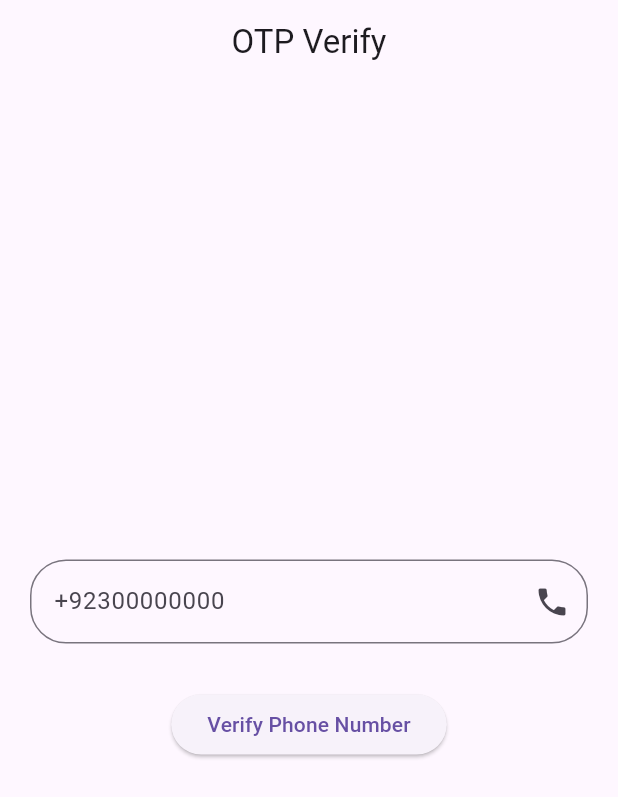
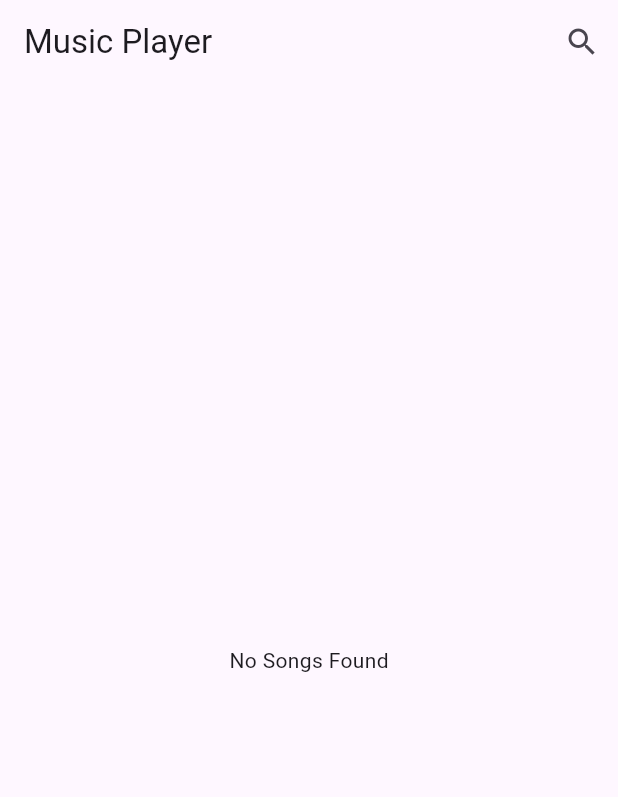
Before and after one commit to thenumanahmed/logic_loomer_internship, a Flutter app: the screen it shows after launch, on a phone screen of 412 x 824 dp. Shown: the top 797 px of the screen. Run offline on Flutter 3.47's test engine with Material 3 defaults, Android fonts, the phone set to English and light mode, and no system bars; our stand-ins replace firebase_core, just_audio, just_audio_background, on_audio_query, permission_handler; accounts and stored records are empty.

Commit message:
audio player

```diff
--- /dev/null
+++ b/lib/all_songs_screen.dart
@@ -0,0 +1,125 @@
+import 'dart:developer';
+
+import 'package:flutter/material.dart';
+import 'package:internship_task/now_playing.dart';
+import 'package:internship_task/provider/song_model_provider.dart';
+import 'package:just_audio/just_audio.dart';
+import 'package:on_audio_query/on_audio_query.dart';
+import 'package:permission_handler/permission_handler.dart';
+import 'package:provider/provider.dart';
+
+class AllSongsScreen extends StatefulWidget {
+  const AllSongsScreen({super.key});
+
+  @override
+  State<AllSongsScreen> createState() => _AllSongsScreenState();
+}
+
+class _AllSongsScreenState extends State<AllSongsScreen> {
+  OnAudioQuery audioQuery = OnAudioQuery();
+  final AudioPlayer _audioPlayer = AudioPlayer();
+  List<SongModel> allSongs = [];
+
+  playSong(String? uri) {
+    log("playeing");
+    try {
+      _audioPlayer.setAudioSource(AudioSource.uri(Uri.parse(uri!)));
+      _audioPlayer.play();
+    } catch (ex) {
+      log("Error: $ex");
+    }
+  }
+
+  @override
+  void initState() {
+    super.initState();
+    requestPermission();
+  }
+
+  void requestPermission() {
+    Permission.storage.request();
+  }
+
+  @override
+  Widget build(BuildContext context) {
+    return Scaffold(
+      appBar: AppBar(
+        title: const Text("Music Player"),
+        actions: [IconButton(onPressed: () {}, icon: const Icon(Icons.search))],
+      ),
+      body: FutureBuilder<List<SongModel>>(
+          future: audioQuery.querySongs(
+              sortType: null,
+              orderType: OrderType.ASC_OR_SMALLER,
+              ignoreCase: true,
+              uriType: UriType.EXTERNAL),
+          builder: (context, item) {
+            if (item.data == null) {
+              return const Center(child: CircularProgressIndicator());
+            }
+            if (item.data!.isEmpty) {
+              return const Center(child: Text("No Songs Found"));
+            }
+            return Stack(
+              children: [
+                ListView.builder(
+                  padding: const EdgeInsets.fromLTRB(0, 0, 0, 60),
+                  itemCount: item.data?.length,
+                  itemBuilder: (context, index) {
+                    allSongs.addAll(item.data!);
+                    return ListTile(
+                        title: Text(item.data![index].displayNameWOExt),
+                        leading: QueryArtworkWidget(
+                          id: item.data![index].id,
+                          type: ArtworkType.AUDIO,
+                          nullArtworkWidget: const Icon(Icons.music_note),
+                        ),
+                        subtitle: Text("${item.data![index].artist}"),
+                        trailing: const Icon(Icons.more_horiz),
+                        onTap: () {
+                          context
+                              .read<SongModelProvider>()
+                              .setId(item.data![index].id);
+                          Navigator.push(
+                            context,
+                            MaterialPageRoute(
+                              builder: (context) => NowPlaying(
+                                songModelsList: [item.data![index]],
+                                audioPlayer: _audioPlayer,
+                              ),
+                            ),
+                          );
+                        }
+                        // playSong("${item.data![index].uri}"),
+                        );
+                  },
+                ),
+                Align(
+                  alignment: Alignment.bottomRight,
+                  child: Container(
+                    margin: const EdgeInsets.fromLTRB(0, 0, 15, 15),
+                    child: GestureDetector(
+                      onTap: () {
+                         Navigator.push(
+                            context,
+                            MaterialPageRoute(
+                              builder: (context) => NowPlaying(
+                                songModelsList: allSongs,
+                                audioPlayer: _audioPlayer,
+                              ),
+                            ),
+                          );
+                      },
+                      child: const CircleAvatar(
+                        radius: 30,
+                        child: Icon(Icons.play_arrow),
+                      ),
+                    ),
+                  ),
+                )
+              ],
+            );
+          }),
+    );
+  }
+}
--- a/lib/login_page.dart
+++ /dev/null
@@ -1,65 +0,0 @@
-import 'package:firebase_auth/firebase_auth.dart';
-import 'package:flutter/material.dart';
-import 'package:internship_task/otp_screen.dart';
-
-class LoginScreen extends StatefulWidget {
-  const LoginScreen({super.key});
-
-  @override
-  State<LoginScreen> createState() => _LoginScreenState();
-}
-
-class _LoginScreenState extends State<LoginScreen> {
-  TextEditingController phoneNoController = TextEditingController();
-
-  @override
-  Widget build(BuildContext context) {
-    return Scaffold(
-      appBar: AppBar(
-        title: const Text("OTP Verify"),
-        centerTitle: true,
-      ),
-      body: Column(
-        mainAxisAlignment: MainAxisAlignment.center,
-        children: [
-          Padding(
-            padding: const EdgeInsets.symmetric(horizontal: 20.0),
-            child: TextField(
-              controller: phoneNoController,
-              keyboardType: TextInputType.number,
-              decoration: InputDecoration(
-                  hintText: "+92300000000",
-                  suffixIcon: const Icon(
-                    Icons.phone,
-                  ),
-                  border: OutlineInputBorder(
-                      borderRadius: BorderRadius.circular(24))),
-            ),
-          ),
-          const SizedBox(height: 30),
-          ElevatedButton(
-            onPressed: () async {
-              await FirebaseAuth.instance.verifyPhoneNumber(
-                verificationCompleted: (PhoneAuthCredential credential) {},
-                verificationFailed: (FirebaseAuthException ex) {},
-                codeSent: (String verificationId, int? resend) {
-                  Navigator.push(
-                    context,
-                    MaterialPageRoute(
-                      builder: (context) => OtpScreen(
-                        verficationId: verificationId,
-                      ),
-                    ),
-                  );
-                },
-                codeAutoRetrievalTimeout: (String verificationId) {},
-                phoneNumber: phoneNoController.text.toString(),
-              );
-            },
-            child: const Text("Verify Phone Number"),
-          )
-        ],
-      ),
-    );
-  }
-}
--- a/lib/main.dart
+++ b/lib/main.dart
@@ -1,24 +1,41 @@
 import 'package:firebase_core/firebase_core.dart';
 import 'package:flutter/material.dart';
-import 'login_page.dart';
+import 'package:internship_task/all_songs_screen.dart';
+import 'package:internship_task/provider/song_model_provider.dart';
+import 'package:just_audio_background/just_audio_background.dart';
+import 'package:provider/provider.dart';
 
-void main() async {
+Future<void> main() async {
   WidgetsFlutterBinding.ensureInitialized();
   await Firebase.initializeApp();
+  await JustAudioBackground.init(
+    androidNotificationChannelId: 'com.ryanheise.bg_demo.channel.audio',
+    androidNotificationChannelName: 'Audio playback',
+    androidNotificationOngoing: true,
+  );
   runApp(const MyApp());
 }
+// void main() async {
+//   WidgetsFlutterBinding.ensureInitialized();
+//   await Firebase.initializeApp();
+//   runApp(const MyApp());
+// }
 
 class MyApp extends StatelessWidget {
   const MyApp({super.key});
 
   @override
   Widget build(BuildContext context) {
-    return MaterialApp(
-      title: 'OTP Verification',
-      theme: ThemeData(
-        primarySwatch: Colors.blue,
+    return ChangeNotifierProvider(
+      create: (context)=> SongModelProvider(),
+      child: MaterialApp(
+        title: 'OTP Verification',
+        debugShowCheckedModeBanner: false,
+        theme: ThemeData(
+          primarySwatch: Colors.blue,
+        ),
+        home: const AllSongsScreen(),
       ),
-      home: const LoginScreen(),
     );
   }
 }
--- /dev/null
+++ b/lib/provider/song_model_provider.dart
@@ -0,0 +1,10 @@
+import 'package:flutter/material.dart';
+
+class SongModelProvider with ChangeNotifier {
+  int _id = 0;
+  int get id => _id;
+  void setId(int newId) {
+    _id = newId;
+    notifyListeners();
+  }
+}
```
Also changed, not shown: lib/home_page.dart (deleted, +0 -24 lines), lib/now_playing.dart (added, +240 -0 lines), lib/otp_screen.dart (deleted, +0 -65 lines), pubspec.yaml (+5 -5 lines), pubspec.lock, 6 other files.
